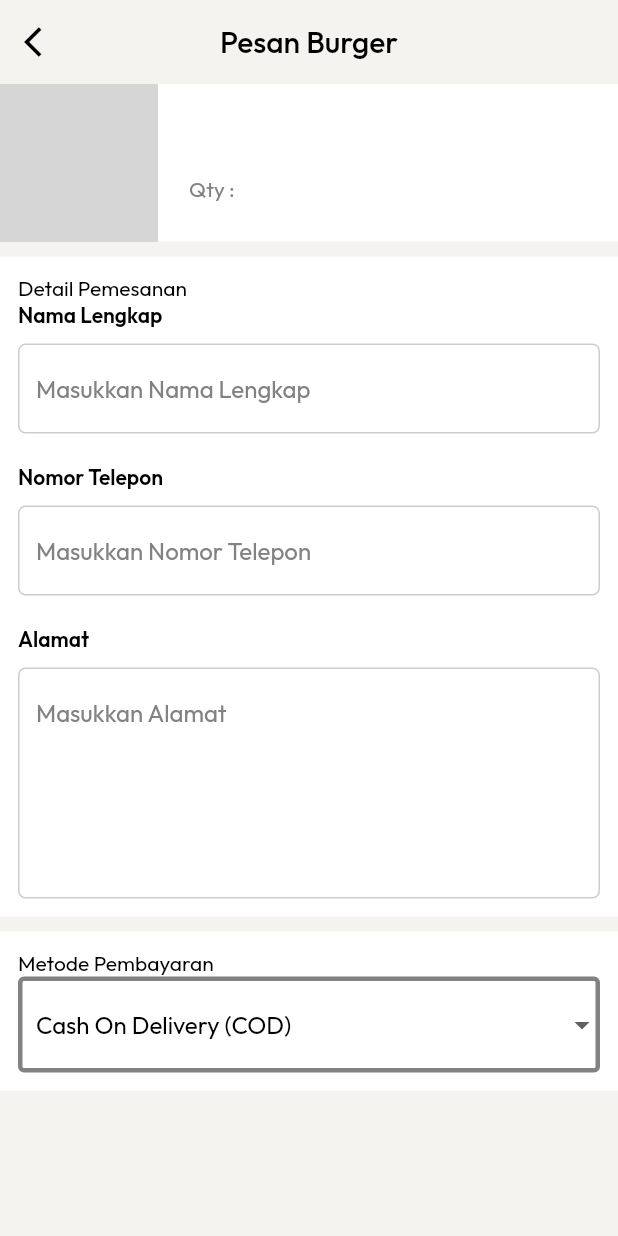
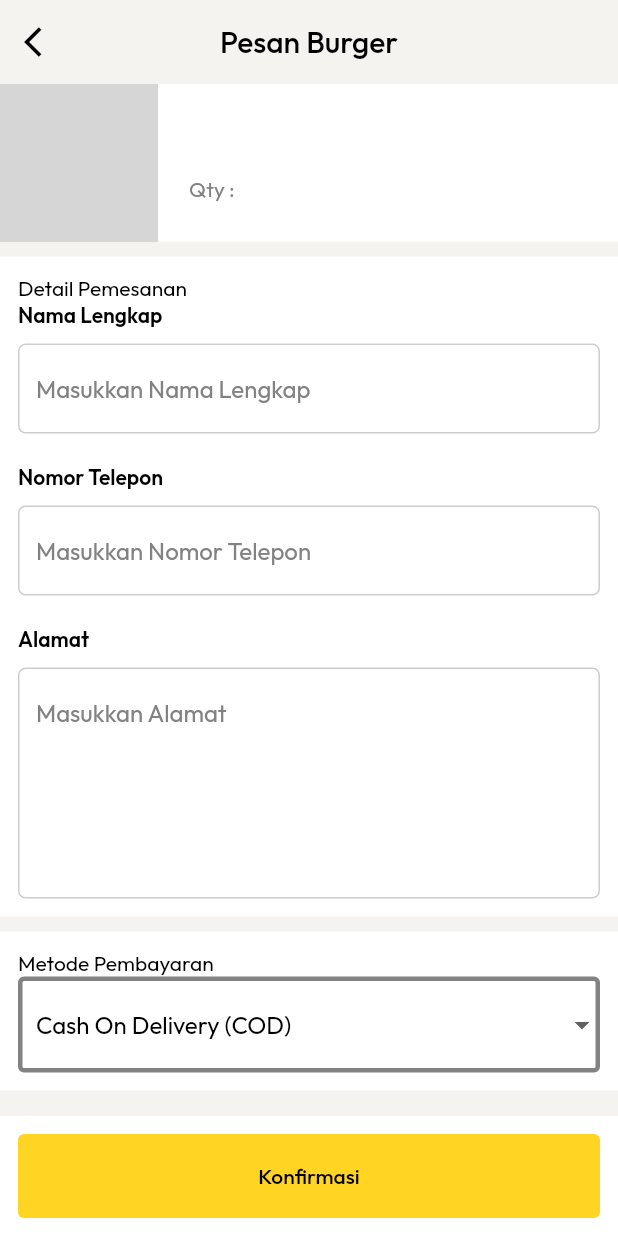
Before and after one commit to wahidalqorni/buburger-app, a Flutter app: the OrderNowPage screen opened directly with empty values, on a phone screen of 412 x 824 dp. Run offline on Flutter 3.47's test engine with Material 2 defaults, Android fonts, the phone set to English and light mode, and no system bars; our stand-ins replace google_fonts; grey boxes are pictures that could not be loaded.

Commit message:
order now page part 2

```diff
--- a/lib/pages/order_now_page.dart
+++ b/lib/pages/order_now_page.dart
@@ -227,7 +227,36 @@ class _OrderNowPageState extends State<OrderNowPage> {
               ),
             ),
           ),
+          SizedBox(height: 20,),
         ],
+      ),
+
+    bottomNavigationBar: Container(
+        width: double.infinity,
+        height: 80,
+        color: whiteColor,
+        child: Container(
+          height: 30,
+          child: Padding(
+            padding: const EdgeInsets.all(12.0),
+            child: TextButton(
+              style: TextButton.styleFrom(backgroundColor: primaryColor),
+              onPressed: null,
+              child: Padding(
+                padding: const EdgeInsets.only(
+                  top: 5,
+                  bottom: 5,
+                  left: 19,
+                  right: 19,
+                ),
+                child: Text(
+                  "Konfirmasi",
+                  style: blackTextstyle,
+                ),
+              ),
+            ),
+          ),
+        ),
       ),
     );
   }
```
